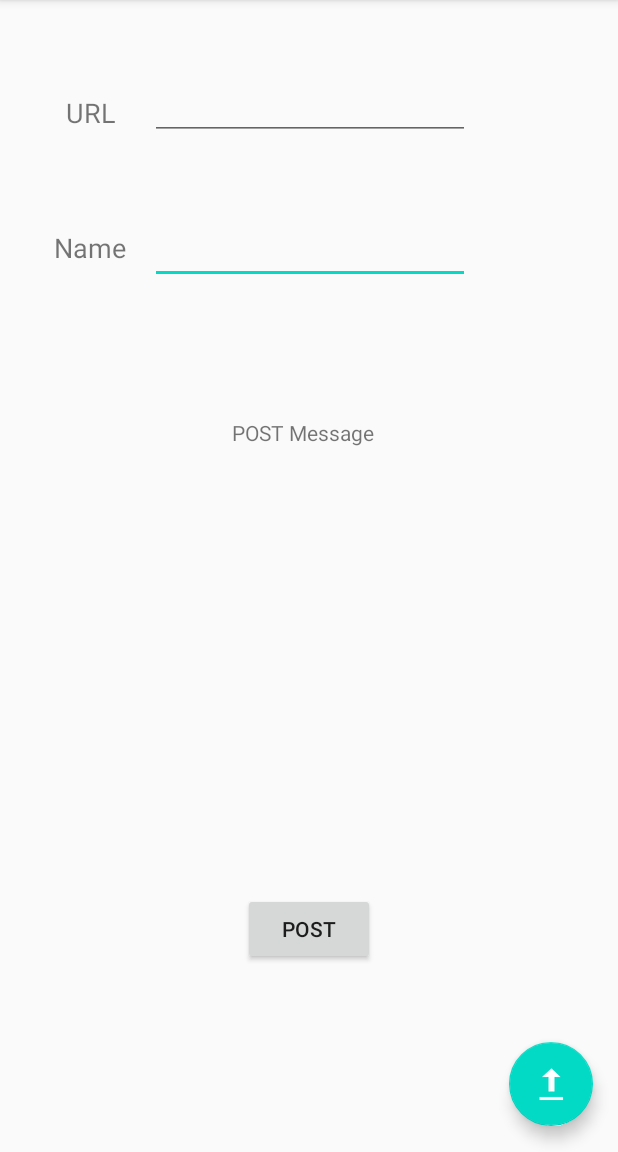
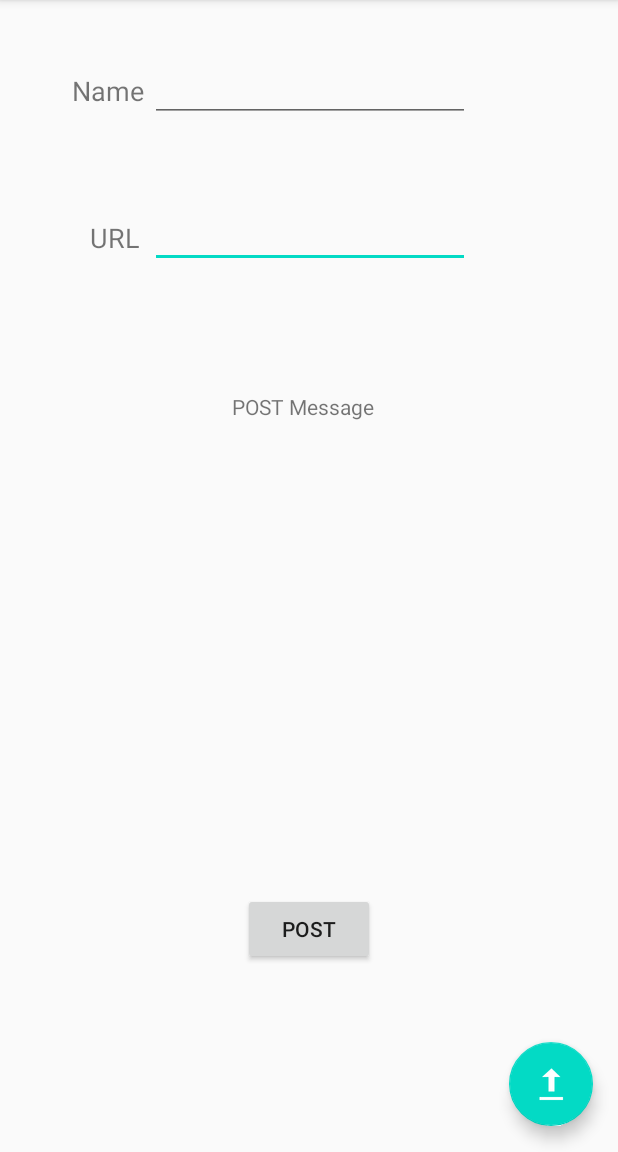
Before and after one commit to lgtdlr/FaceboxApp, an Android app: the TeachAltActivity screen opened directly, with no data from a screen before it, on a phone screen of 412 x 824 dp, the part 84-1236 px from its top. Run offline under Robolectric (Android 15) with nearby library versions, the phone set to English and light mode, and no system bars; pictures from the network do not load.

Commit message:
Updated files

```diff
--- a/app/build.gradle
+++ b/app/build.gradle
@@ -30,6 +30,7 @@ dependencies {
     implementation 'com.squareup.picasso:picasso:2.71828'
     implementation 'com.google.android.material:material:1.1.0'
     implementation 'com.squareup.okhttp3:okhttp:4.7.2'
+    implementation 'org.conscrypt:conscrypt-android:2.4.0'
     testImplementation 'junit:junit:4.12'
     androidTestImplementation 'androidx.test.ext:junit:1.1.1'
     androidTestImplementation 'androidx.test.espresso:espresso-core:3.2.0'
--- a/app/src/main/res/layout/activity_teach_alt.xml
+++ b/app/src/main/res/layout/activity_teach_alt.xml
@@ -7,7 +7,7 @@
     tools:context=".TeachAltActivity">
 
     <EditText
-        android:id="@+id/nameEditTextAlt"
+        android:id="@+id/urlEditTextAlt"
         android:layout_width="wrap_content"
         android:layout_height="wrap_content"
         android:layout_marginStart="16dp"
@@ -24,13 +24,14 @@
         android:id="@+id/nameTextViewAlt"
         android:layout_width="wrap_content"
         android:layout_height="wrap_content"
-        android:layout_marginStart="36dp"
+        android:layout_marginStart="44dp"
         android:text="Name"
         android:textSize="18sp"
         app:layout_constraintBottom_toBottomOf="parent"
+        app:layout_constraintEnd_toStartOf="@+id/nameEditTextAlt"
         app:layout_constraintStart_toStartOf="parent"
         app:layout_constraintTop_toTopOf="parent"
-        app:layout_constraintVertical_bias="0.205" />
+        app:layout_constraintVertical_bias="0.065" />
 
     <Button
         android:id="@+id/buttonAlt"
@@ -56,7 +57,7 @@
         app:layout_constraintHorizontal_bias="0.488"
         app:layout_constraintStart_toStartOf="parent"
         app:layout_constraintTop_toTopOf="parent"
-        app:layout_constraintVertical_bias="0.372" />
+        app:layout_constraintVertical_bias="0.349" />
 
     <ImageView
         android:id="@+id/imageSelectedAlt"
@@ -88,11 +89,11 @@
         android:focusable="true" />
 
     <EditText
-        android:id="@+id/urlEditTextAlt"
+        android:id="@+id/nameEditTextAlt"
         android:layout_width="wrap_content"
         android:layout_height="wrap_content"
         android:layout_marginStart="16dp"
-        android:layout_marginTop="48dp"
+        android:layout_marginTop="36dp"
         android:ems="10"
         android:inputType="textUri"
         app:layout_constraintBottom_toTopOf="@+id/nameEditText"
@@ -106,7 +107,7 @@
         android:id="@+id/urlTextViewAlt"
         android:layout_width="wrap_content"
         android:layout_height="wrap_content"
-        android:layout_marginStart="44dp"
+        android:layout_marginStart="60dp"
         android:text="URL"
         android:textSize="18sp"
         app:layout_constraintBottom_toBottomOf="parent"
@@ -114,6 +115,6 @@
         app:layout_constraintHorizontal_bias="0.116"
         app:layout_constraintStart_toStartOf="parent"
         app:layout_constraintTop_toTopOf="parent"
-        app:layout_constraintVertical_bias="0.084" />
+        app:layout_constraintVertical_bias="0.196" />
 
 </androidx.constraintlayout.widget.ConstraintLayout>
```
Also changed, not shown: 1 other file.
